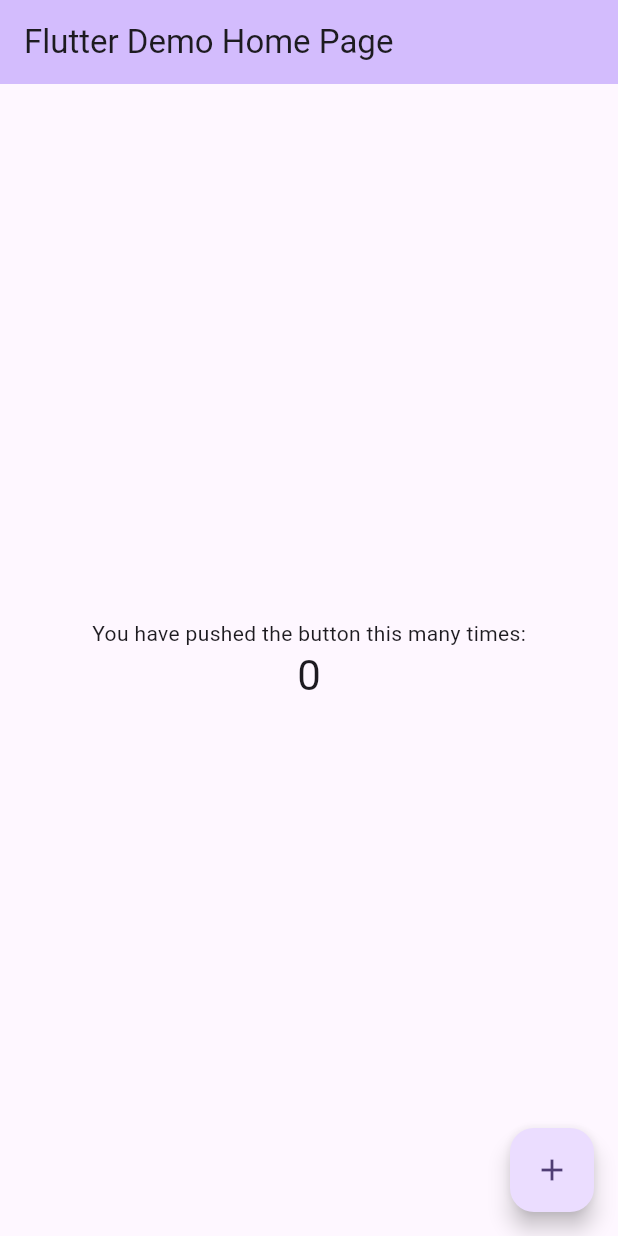
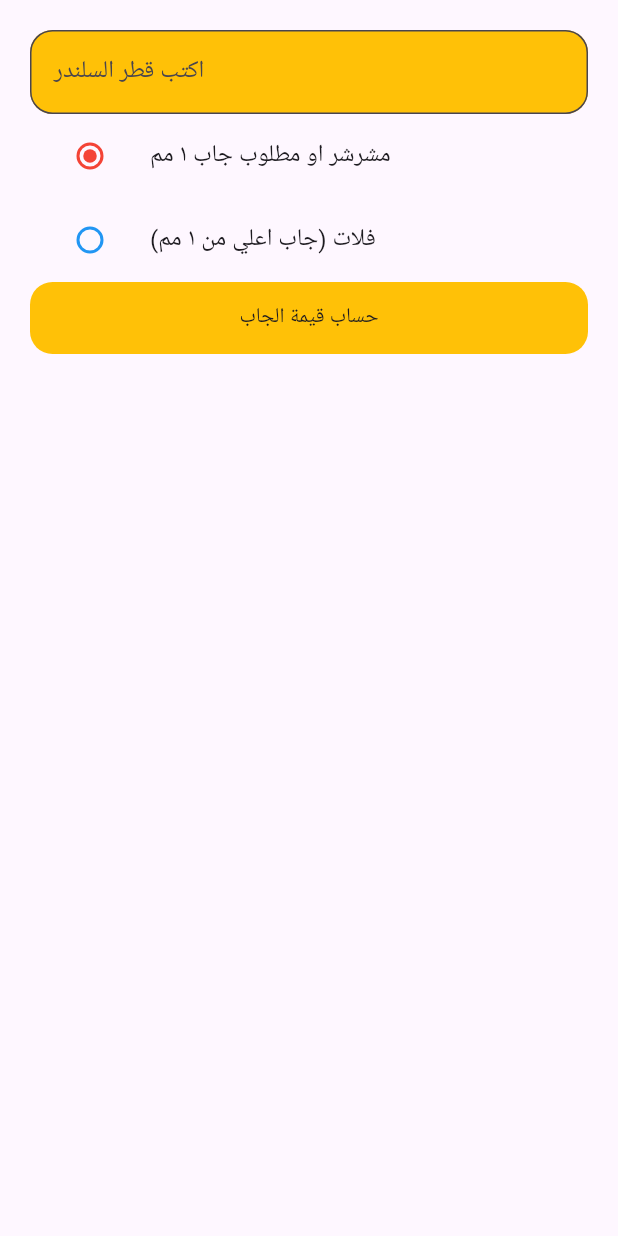
Before and after one commit to MahmoudOsman99/cylinders, a Flutter app: the screen it shows after launch, on a phone screen of 412 x 824 dp. Run offline on Flutter 3.47's test engine with Material 2 defaults, Android fonts, the phone set to English and light mode, and no system bars.

Commit message:
adding gap screen and not finished yet

```diff
--- a/lib/main.dart
+++ b/lib/main.dart
@@ -1,3 +1,5 @@
+import 'package:cylinders/views/screens/get_gap_screen.dart';
+import 'package:cylinders/views/screens/troubleshoot_screen.dart';
 import 'package:flutter/material.dart';
 
 void main() {
@@ -11,115 +13,12 @@ class MyApp extends StatelessWidget {
   @override
   Widget build(BuildContext context) {
     return MaterialApp(
-      title: 'Flutter Demo',
+      title: 'Cylinders By Osman',
       theme: ThemeData(
-        // This is the theme of your application.
-        //
-        // TRY THIS: Try running your application with "flutter run". You'll see
-        // the application has a blue toolbar. Then, without quitting the app,
-        // try changing the seedColor in the colorScheme below to Colors.green
-        // and then invoke "hot reload" (save your changes or press the "hot
-        // reload" button in a Flutter-supported IDE, or press "r" if you used
-        // the command line to start the app).
-        //
-        // Notice that the counter didn't reset back to zero; the application
-        // state is not lost during the reload. To reset the state, use hot
-        // restart instead.
-        //
-        // This works for code too, not just values: Most code changes can be
-        // tested with just a hot reload.
         colorScheme: ColorScheme.fromSeed(seedColor: Colors.deepPurple),
         useMaterial3: true,
       ),
-      home: const MyHomePage(title: 'Flutter Demo Home Page'),
+      home: GetGapScreen(),
     );
   }
 }
-
-class MyHomePage extends StatefulWidget {
-  const MyHomePage({super.key, required this.title});
-
-  // This widget is the home page of your application. It is stateful, meaning
-  // that it has a State object (defined below) that contains fields that affect
-  // how it looks.
-
-  // This class is the configuration for the state. It holds the values (in this
-  // case the title) provided by the parent (in this case the App widget) and
-  // used by the build method of the State. Fields in a Widget subclass are
-  // always marked "final".
-
-  final String title;
-
-  @override
-  State<MyHomePage> createState() => _MyHomePageState();
-}
-
-class _MyHomePageState extends State<MyHomePage> {
-  int _counter = 0;
-
-  void _incrementCounter() {
-    setState(() {
-      // This call to setState tells the Flutter framework that something has
-      // changed in this State, which causes it to rerun the build method below
-      // so that the display can reflect the updated values. If we changed
-      // _counter without calling setState(), then the build method would not be
-      // called again, and so nothing would appear to happen.
-      _counter++;
-    });
-  }
-
-  @override
-  Widget build(BuildContext context) {
-    // This method is rerun every time setState is called, for instance as done
-    // by the _incrementCounter method above.
-    //
-    // The Flutter framework has been optimized to make rerunning build methods
-    // fast, so that you can just rebuild anything that needs updating rather
-    // than having to individually change instances of widgets.
-    return Scaffold(
-      appBar: AppBar(
-        // TRY THIS: Try changing the color here to a specific color (to
-        // Colors.amber, perhaps?) and trigger a hot reload to see the AppBar
-        // change color while the other colors stay the same.
-        backgroundColor: Theme.of(context).colorScheme.inversePrimary,
-        // Here we take the value from the MyHomePage object that was created by
-        // the App.build method, and use it to set our appbar title.
-        title: Text(widget.title),
-      ),
-      body: Center(
-        // Center is a layout widget. It takes a single child and positions it
-        // in the middle of the parent.
-        child: Column(
-          // Column is also a layout widget. It takes a list of children and
-          // arranges them vertically. By default, it sizes itself to fit its
-          // children horizontally, and tries to be as tall as its parent.
-          //
-          // Column has various properties to control how it sizes itself and
-          // how it positions its children. Here we use mainAxisAlignment to
-          // center the children vertically; the main axis here is the vertical
-          // axis because Columns are vertical (the cross axis would be
-          // horizontal).
-          //
-          // TRY THIS: Invoke "debug painting" (choose the "Toggle Debug Paint"
-          // action in the IDE, or press "p" in the console), to see the
-          // wireframe for each widget.
-          mainAxisAlignment: MainAxisAlignment.center,
-          children: <Widget>[
-            const Text(
-              'You have pushed the button this many times:',
-            ),
-            Text(
-              '$_counter',
-              style: Theme.of(context).textTheme.headlineMedium,
-            ),
-          ],
-        ),
-      ),
-      floatingActionButton: FloatingActionButton(
-        onPressed: _incrementCounter,
-        tooltip: 'Increment',
-        child: const Icon(Icons.add),
-      ), // This trailing comma makes auto-formatting nicer for build methods.
-    );
-  }
-}
--- /dev/null
+++ b/lib/views/screens/get_gap_screen.dart
@@ -0,0 +1,99 @@
+import 'package:cylinders/extensions/app_extentions.dart';
+import 'package:flutter/material.dart';
+
+class GetGapScreen extends StatefulWidget {
+  GetGapScreen({super.key});
+
+  @override
+  State<GetGapScreen> createState() => _GetGapScreenState();
+}
+
+class _GetGapScreenState extends State<GetGapScreen> {
+  List<bool> selections = List.generate(2, (index) => false);
+  int selectedOption = 1;
+
+  @override
+  Widget build(BuildContext context) {
+    return Scaffold(
+      body: SafeArea(
+        child: Padding(
+          padding: const EdgeInsets.all(20),
+          child: Column(
+            children: [
+              TextFormField(
+                keyboardType: const TextInputType.numberWithOptions(),
+                decoration: InputDecoration(
+                  labelText: 'اكتب قطر السلندر',
+                  filled: true,
+                  fillColor: Colors.amber,
+                  border: OutlineInputBorder(
+                    borderRadius: BorderRadius.circular(15),
+                  ),
+                ),
+              ),
+              Column(
+                mainAxisAlignment: MainAxisAlignment.start,
+                children: <Widget>[
+                  ListTile(
+                    title: const Text('مشرشر او مطلوب جاب ١ مم'),
+                    leading: Radio<int>(
+                      value: 1,
+                      groupValue: selectedOption,
+                      activeColor: Colors
+                          .red, // Change the active radio button color here
+                      fillColor: MaterialStateProperty.all(
+                        Colors.red,
+                      ), // Change the fill color when selected
+                      splashRadius: 20, // Change the splash radius when clicked
+                      onChanged: (int? value) {
+                        setState(() {
+                          selectedOption = value!;
+                        });
+                      },
+                    ),
+                  ),
+                  ListTile(
+                    title: const Text('فلات (جاب اعلي من ١ مم)'),
+                    leading: Radio<int>(
+                      value: 2,
+                      groupValue: selectedOption,
+                      activeColor: Colors
+                          .blue, // Change the active radio button color here
+                      fillColor: MaterialStateProperty.all(
+                        Colors.blue,
+                      ), // Change the fill color when selected
+                      splashRadius: 50, // Change the splash radius when clicked
+                      onChanged: (int? value) {
+                        setState(
+                          () {
+                            selectedOption = value!;
+                          },
+                        );
+                      },
+                    ),
+                  ),
+                  SizedBox(
+                    width: double.infinity,
+                    child: DecoratedBox(
+                      decoration: BoxDecoration(
+                        color: Colors.amber,
+                        borderRadius: BorderRadius.circular(15),
+                      ),
+                      child: TextButton(
+                        onPressed: () {},
+                        child: Text(
+                          'حساب قيمة الجاب',
+                          style: context.textList.bodyMedium,
+                        ),
+                      ),
+                    ),
+                  ),
+                ],
+              ),
+            ],
+          ),
+        ),
+      ),
+    );
+  }
+}
```
Also changed, not shown: lib/extensions/app_extentions.dart (added, +10 -0 lines), lib/models/troubleshoot.model.dart (added, +31 -0 lines), lib/views/screens/troubleshoot_screen.dart (added, +14 -0 lines), pubspec.yaml (+4 -69 lines), pubspec.lock.
